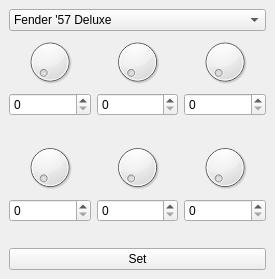
Qt form plug/amplifier.ui (b2ornot2b/plug) before a commit.
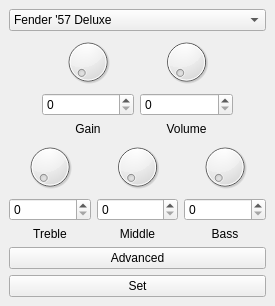
The same form after that commit.

```diff
--- a/plug/amplifier.ui
+++ b/plug/amplifier.ui
@@ -7,7 +7,7 @@
     <x>0</x>
     <y>0</y>
     <width>275</width>
-    <height>279</height>
+    <height>298</height>
    </rect>
   </property>
   <property name="windowTitle">
@@ -80,7 +80,20 @@
      </widget>
     </item>
     <item>
-     <layout class="QHBoxLayout" name="horizontalLayout_2">
+     <layout class="QHBoxLayout" name="horizontalLayout">
+      <item>
+       <spacer name="horizontalSpacer">
+        <property name="orientation">
+         <enum>Qt::Horizontal</enum>
+        </property>
+        <property name="sizeHint" stdset="0">
+         <size>
+          <width>40</width>
+          <height>20</height>
+         </size>
+        </property>
+       </spacer>
+      </item>
       <item>
        <layout class="QVBoxLayout" name="verticalLayout">
         <item>
@@ -92,7 +105,7 @@
         <item>
          <widget class="QLabel" name="label">
           <property name="text">
-           <string/>
+           <string>Gain</string>
           </property>
           <property name="alignment">
            <set>Qt::AlignCenter</set>
@@ -112,7 +125,7 @@
         <item>
          <widget class="QLabel" name="label_2">
           <property name="text">
-           <string/>
+           <string>Volume</string>
           </property>
           <property name="alignment">
            <set>Qt::AlignCenter</set>
@@ -121,6 +134,23 @@
         </item>
        </layout>
       </item>
+      <item>
+       <spacer name="horizontalSpacer_2">
+        <property name="orientation">
+         <enum>Qt::Horizontal</enum>
+        </property>
+        <property name="sizeHint" stdset="0">
+         <size>
+          <width>40</width>
+          <height>20</height>
+         </size>
+        </property>
+       </spacer>
+      </item>
+     </layout>
+    </item>
+    <item>
+     <layout class="QHBoxLayout" name="horizontalLayout_2">
       <item>
        <layout class="QVBoxLayout" name="verticalLayout_3">
         <item>
@@ -132,7 +162,7 @@
         <item>
          <widget class="QLabel" name="label_3">
           <property name="text">
-           <string/>
+           <string>Treble</string>
           </property>
           <property name="alignment">
            <set>Qt::AlignCenter</set>
@@ -141,10 +171,6 @@
         </item>
        </layout>
       </item>
-     </layout>
-    </item>
-    <item>
-     <layout class="QHBoxLayout" name="horizontalLayout">
       <item>
        <layout class="QVBoxLayout" name="verticalLayout_4">
         <item>
@@ -156,7 +182,7 @@
         <item>
          <widget class="QLabel" name="label_4">
           <property name="text">
-           <string/>
+           <string>Middle</string>
           </property>
           <property name="alignment">
            <set>Qt::AlignCenter</set>
@@ -176,27 +202,7 @@
         <item>
          <widget class="QLabel" name="label_5">
           <property name="text">
-           <string/>
-          </property>
-          <property name="alignment">
-           <set>Qt::AlignCenter</set>
-          </property>
-         </widget>
-        </item>
-       </layout>
-      </item>
-      <item>
-       <layout class="QVBoxLayout" name="verticalLayout_7">
-        <item>
-         <widget class="QDial" name="dial_6"/>
-        </item>
-        <item>
-         <widget class="QSpinBox" name="spinBox_6"/>
-        </item>
-        <item>
-         <widget class="QLabel" name="label_6">
-          <property name="text">
-           <string/>
+           <string>Bass</string>
           </property>
           <property name="alignment">
            <set>Qt::AlignCenter</set>
@@ -207,6 +213,13 @@
       </item>
      </layout>
     </item>
+    <item>
+     <widget class="QPushButton" name="advancedButton">
+      <property name="text">
+       <string>Advanced</string>
+      </property>
+     </widget>
+    </item>
     <item>
      <widget class="QPushButton" name="setButton">
       <property name="text">
```
Left out of the diff: 32 changed lines with no effect on the pictures.
